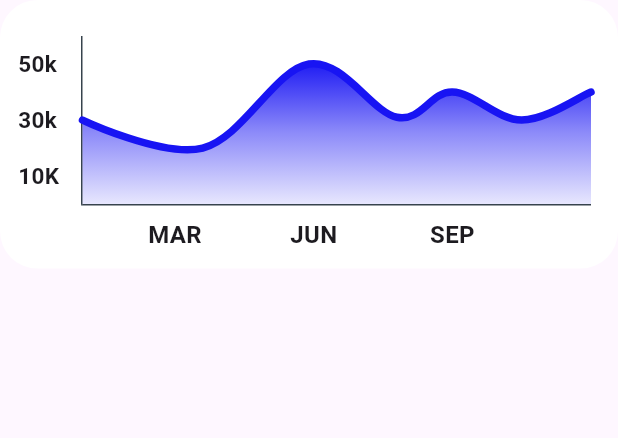
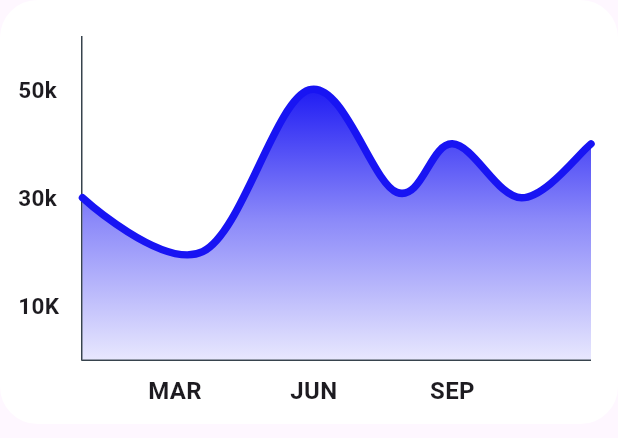
Before and after one commit to He-ema/responsive_bank_dashboard, a Flutter app: the BalanceChart widget shown alone on an empty page, opened directly, on a phone screen of 412 x 824 dp. Shown: the top 438 px of the screen. Run offline on Flutter 3.47's test engine with Material 3 defaults, Android fonts, the phone set to English and light mode, and no system bars; drawn by our look-alikes of fl_chart; our stand-ins replace device_preview, expandable_page_view, flutter_svg.

Commit message:
mobile done

```diff
--- a/lib/features/home/presentation/views/widgets/balance_chart.dart
+++ b/lib/features/home/presentation/views/widgets/balance_chart.dart
@@ -21,7 +21,9 @@ class _BalanceChartState extends State<BalanceChart> {
     return Stack(
       children: <Widget>[
         AspectRatio(
-          aspectRatio: 635 / 276,
+          aspectRatio: MediaQuery.sizeOf(context).width < 800
+              ? (325 / 223)
+              : (635 / 276),
           child: Container(
             decoration: ShapeDecoration(
                 color: Colors.white,
--- a/lib/features/home/presentation/views/widgets/package_chart.dart
+++ b/lib/features/home/presentation/views/widgets/package_chart.dart
@@ -48,7 +48,8 @@ class BarChartSample2State extends State<BarChartSample2> {
   @override
   Widget build(BuildContext context) {
     return AspectRatio(
-      aspectRatio: 730 / 322,
+      aspectRatio:
+          MediaQuery.sizeOf(context).width < 800 ? (350 / 300) : (730 / 322),
       child: Padding(
         padding: const EdgeInsets.all(16),
         child: Column(
--- a/lib/features/home/presentation/views/widgets/quick_transfer_body.dart
+++ b/lib/features/home/presentation/views/widgets/quick_transfer_body.dart
@@ -14,7 +14,8 @@ class QuickTransferBody extends StatelessWidget {
   @override
   Widget build(BuildContext context) {
     return AspectRatio(
-      aspectRatio: 445 / 276,
+      aspectRatio:
+          MediaQuery.sizeOf(context).width < 800 ? (20 / 15) : (445 / 276),
       child: Container(
         decoration: ShapeDecoration(
             color: Colors.white,
--- a/lib/features/home/presentation/views/widgets/recent_transaction.dart
+++ b/lib/features/home/presentation/views/widgets/recent_transaction.dart
@@ -20,7 +20,7 @@ class RecentTransaction extends StatelessWidget {
           height: 20,
         ),
         AspectRatio(
-          aspectRatio: 350 / 235,
+          aspectRatio: MediaQuery.sizeOf(context).width < 800 ? 1 : (350 / 235),
           child: Container(
             decoration: ShapeDecoration(
               color: Colors.white,
--- a/pubspec.yaml
+++ b/pubspec.yaml
@@ -29,6 +29,7 @@ environment:
 # versions available, run `flutter pub outdated`.
 dependencies:
   cupertino_icons: ^1.0.2
+  device_preview: ^1.1.0
   expandable_page_view: ^1.0.17
   fl_chart: ^0.66.2
   flutter:
```
Also changed, not shown: lib/main.dart (+6 -3 lines), pubspec.lock, 1 other file.
